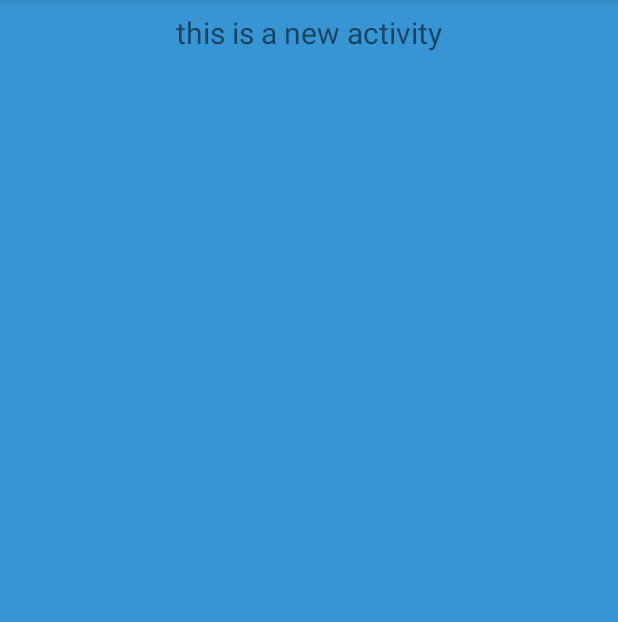
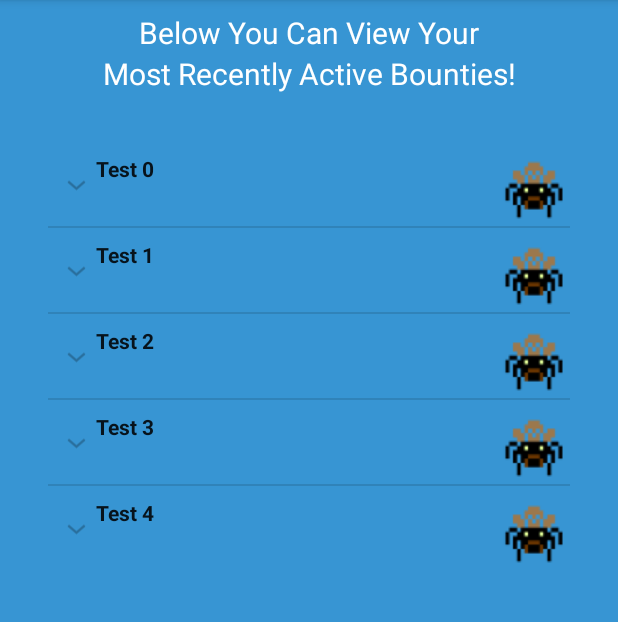
Before and after one commit to argnsoccer/BugBounty, an Android app: the ProfileActivity screen opened directly, with no data from a screen before it, on a phone screen of 412 x 824 dp, the part 84-706 px from its top. Run offline under Robolectric (Android 15) with nearby library versions, the phone set to English and light mode, and no system bars.

Commit message:
added working expandable list view to profile activity, login button ripple effect

```diff
--- /dev/null
+++ b/_android/BugBountyReborn/app/src/main/java/zack/bugbountyreborn/Group.java
@@ -0,0 +1,14 @@
+package zack.bugbountyreborn;
+
+import java.util.ArrayList;
+import java.util.List;
+
+public class Group {
+
+    public String string;
+    public final List<String> children = new ArrayList<String>();
+
+    public Group(String string) {
+        this.string = string;
+    }
+}
--- a/_android/BugBountyReborn/app/src/main/java/zack/bugbountyreborn/MainActivity.java
+++ b/_android/BugBountyReborn/app/src/main/java/zack/bugbountyreborn/MainActivity.java
@@ -66,7 +66,7 @@ public class MainActivity extends AppCompatActivity implements View.OnClickListe
         loginButton = (Button) findViewById((R.id.main_login));
         loginButton.setOnClickListener(loginHandler);
 
-        asyncCallForLogin("testMarshall1", "testMarshall1");
+        //asyncCallForLogin("testMarshall1", "testMarshall1");
     }
 
     View.OnClickListener loginHandler = new View.OnClickListener() {
--- a/_android/BugBountyReborn/app/src/main/java/zack/bugbountyreborn/ProfileActivity.java
+++ b/_android/BugBountyReborn/app/src/main/java/zack/bugbountyreborn/ProfileActivity.java
@@ -1,5 +1,10 @@
 package zack.bugbountyreborn;
 
+import android.app.Activity;
+import android.os.Bundle;
+import android.util.SparseArray;
+import android.view.Menu;
+import android.widget.ExpandableListView;
 import android.content.Context;
 import android.content.pm.PackageManager;
 import android.net.ConnectivityManager;
@@ -17,7 +22,6 @@ import android.view.MenuItem;
 import android.view.View;
 import android.widget.ArrayAdapter;
 import android.widget.ListView;
-
 import org.json.JSONArray;
 import org.json.JSONException;
 import org.json.JSONObject;
@@ -29,19 +33,29 @@ import java.net.HttpURLConnection;
 import java.net.URL;
 import java.util.ArrayList;
 import android.content.Intent;
+import android.widget.TextView;
 
 public class ProfileActivity extends AppCompatActivity {
     private static final String PROFILE_TAG = "ProfileActivity";
     private static final int NETWORK_REQUEST = 2;
+    TextView mainTextView1;
+    TextView mainTextView2;
     Toolbar profileToolbar;
     ListView mainListView;
     ArrayAdapter mArrayAdapter;
     ArrayList mBountyList = new ArrayList();
+    SparseArray<Group> groups = new SparseArray<>();
 
     @Override
     public void onCreate(Bundle savedInstanceState) {
         super.onCreate(savedInstanceState);
         setContentView(R.layout.profile_main);
+
+        mainTextView1 = (TextView) findViewById(R.id.profile_title_textview1);
+        mainTextView1.setTextColor(ContextCompat.getColor(this, R.color.main_text));
+
+        mainTextView2 = (TextView) findViewById(R.id.profile_title_textview2);
+        mainTextView2.setTextColor(ContextCompat.getColor(this, R.color.main_text));
 
         String username = "";
         Bundle extras = getIntent().getExtras();
@@ -54,12 +68,28 @@ public class ProfileActivity extends AppCompatActivity {
         profileToolbar.setNavigationIcon(R.drawable.tb_marshal);
         profileToolbar.setTitle(getString(R.string.app_name));
 
-        mainListView = (ListView) findViewById(R.id.profile_listview);
+        /*mainListView = (ListView) findViewById(R.id.profile_listview);
         mArrayAdapter = new ArrayAdapter(this,
                 android.R.layout.simple_list_item_1,
                 mBountyList);
         mainListView.setAdapter(mArrayAdapter);
-        asyncCallForGetBounties(username);
+        asyncCallForGetBounties(username);*/
+
+        createData();
+        ExpandableListView listView = (ExpandableListView) findViewById(R.id.listView);
+        ReportExpandableListAdapter adapter = new ReportExpandableListAdapter(this,
+                groups);
+        listView.setAdapter(adapter);
+    }
+
+    public void createData() {
+        for (int j = 0; j < 5; j++) {
+            Group group = new Group("Test " + j);
+            for (int i = 0; i < 5; i++) {
+                group.children.add("Sub Item" + i);
+            }
+            groups.append(j, group);
+        }
     }
 
     @Override
--- /dev/null
+++ b/_android/BugBountyReborn/app/src/main/java/zack/bugbountyreborn/ReportExpandableListAdapter.java
@@ -0,0 +1,107 @@
+package zack.bugbountyreborn;
+
+import android.app.Activity;
+import android.util.SparseArray;
+import android.view.LayoutInflater;
+import android.view.View;
+import android.view.View.OnClickListener;
+import android.view.ViewGroup;
+import android.widget.BaseExpandableListAdapter;
+import android.widget.CheckedTextView;
+import android.widget.TextView;
+import android.widget.Toast;
+
+public class ReportExpandableListAdapter extends BaseExpandableListAdapter {
+
+    private final SparseArray<Group> groups;
+    public LayoutInflater inflater;
+    public Activity activity;
+
+    public ReportExpandableListAdapter(Activity act, SparseArray<Group> groups) {
+        activity = act;
+        this.groups = groups;
+        inflater = act.getLayoutInflater();
+    }
+
+    @Override
+    public Object getChild(int groupPosition, int childPosition) {
+        return groups.get(groupPosition).children.get(childPosition);
+    }
+
+    @Override
+    public long getChildId(int groupPosition, int childPosition) {
+        return 0;
+    }
+
+    @Override
+    public View getChildView(int groupPosition, final int childPosition,
+                             boolean isLastChild, View convertView, ViewGroup parent) {
+        final String children = (String) getChild(groupPosition, childPosition);
+        TextView text = null;
+        if (convertView == null) {
+            convertView = inflater.inflate(R.layout.listrow_details, null);
+        }
+        text = (TextView) convertView.findViewById(R.id.textView1);
+        text.setText(children);
+        convertView.setOnClickListener(new OnClickListener() {
+            @Override
+            public void onClick(View v) {
+                Toast.makeText(activity, children,
+                        Toast.LENGTH_SHORT).show();
+            }
+        });
+        return convertView;
+    }
+
+    @Override
+    public int getChildrenCount(int groupPosition) {
+        return groups.get(groupPosition).children.size();
+    }
+
+    @Override
+    public Object getGroup(int groupPosition) {
+        return groups.get(groupPosition);
+    }
+
+    @Override
+    public int getGroupCount() {
+        return groups.size();
+    }
+
+    @Override
+    public void onGroupCollapsed(int groupPosition) {
+        super.onGroupCollapsed(groupPosition);
+    }
+
+    @Override
+    public void onGroupExpanded(int groupPosition) {
+        super.onGroupExpanded(groupPosition);
+    }
+
+    @Override
+    public long getGroupId(int groupPosition) {
+        return 0;
+    }
+
+    @Override
+    public View getGroupView(int groupPosition, boolean isExpanded,
+                             View convertView, ViewGroup parent) {
+        if (convertView == null) {
+            convertView = inflater.inflate(R.layout.listrow_group, null);
+        }
+        Group group = (Group) getGroup(groupPosition);
+        ((CheckedTextView) convertView).setText(group.string);
+        ((CheckedTextView) convertView).setChecked(isExpanded);
+        return convertView;
+    }
+
+    @Override
+    public boolean hasStableIds() {
+        return false;
+    }
+
+    @Override
+    public boolean isChildSelectable(int groupPosition, int childPosition) {
+        return false;
+    }
+}
--- /dev/null
+++ b/_android/BugBountyReborn/app/src/main/res/layout/listrow_group.xml
@@ -0,0 +1,18 @@
+<?xml version="1.0" encoding="utf-8"?>
+<CheckedTextView
+    xmlns:android="http://schemas.android.com/apk/res/android"
+    xmlns:tools="http://schemas.android.com/tools"
+    android:id="@+id/textView1"
+    android:layout_width="wrap_content"
+    android:layout_height="?android:attr/listPreferredItemHeight"
+    android:layout_marginLeft="8dp"
+    android:drawableRight="@drawable/tb_marshal"
+    android:gravity="start"
+    android:paddingLeft="32dp"
+    android:paddingTop="8dp"
+    android:text="Test"
+    android:textSize="14sp"
+    android:textAlignment="textStart"
+    android:layout_gravity="left"
+    android:textStyle="bold">
+</CheckedTextView>
--- a/_android/BugBountyReborn/app/src/main/res/layout/profile_main.xml
+++ b/_android/BugBountyReborn/app/src/main/res/layout/profile_main.xml
@@ -21,31 +21,48 @@
         app:popupTheme="@style/ThemeOverlay.AppCompat.Light"/>
 
     <LinearLayout
+        android:id="@+id/profile_linearlayout1"
         android:layout_width="match_parent"
         android:layout_height="match_parent"
         android:paddingTop="@dimen/activity_vertical_margin"
-        android:paddingLeft="@dimen/activity_horizontal_margin"
-        android:paddingRight="@dimen/activity_horizontal_margin"
+        android:paddingLeft="@dimen/profile_activity_horizontal_margin"
+        android:paddingRight="@dimen/profile_activity_horizontal_margin"
         android:paddingBottom="@dimen/activity_vertical_margin"
         android:orientation="vertical"
         android:scrollbars="vertical">
 
         <TextView
             android:id="@+id/profile_title_textview1"
-            android:text="this is a new activity"
+            android:text="Below You Can View Your"
             android:textSize="@dimen/main_title_font_size"
             android:layout_width="match_parent"
             android:layout_height="wrap_content"
             android:layout_gravity="top|center_horizontal"
             android:gravity="center" />
 
-        <ListView
+        <TextView
+            android:id="@+id/profile_title_textview2"
+            android:text="Most Recently Active Bounties!"
+            android:textSize="@dimen/main_title_font_size"
+            android:layout_width="match_parent"
+            android:layout_height="wrap_content"
+            android:layout_gravity="top|center_horizontal"
+            android:gravity="center" />
+
+        <ExpandableListView
+            android:id="@+id/listView"
+            android:layout_width="match_parent"
+            android:layout_height="wrap_content"
+            android:paddingTop="32dp">
+        </ExpandableListView>
+
+        <!-- <ListView
             android:id="@+id/profile_listview"
             android:layout_width="match_parent"
             android:layout_height="wrap_content"
             android:paddingLeft="@dimen/activity_horizontal_margin"
             android:paddingRight="@dimen/activity_horizontal_margin"
             android:paddingBottom="@dimen/activity_vertical_margin">
-        </ListView>
+        </ListView> -->
     </LinearLayout>
 </android.support.design.widget.CoordinatorLayout>
--- a/_android/BugBountyReborn/app/src/main/res/values/dimens.xml
+++ b/_android/BugBountyReborn/app/src/main/res/values/dimens.xml
@@ -2,6 +2,7 @@
     <!-- Default screen margins, per the Android Design guidelines. -->
     <dimen name="activity_horizontal_margin">64dp</dimen>
     <dimen name="activity_vertical_margin">64dp</dimen>
+    <dimen name="profile_activity_horizontal_margin">32dp</dimen>
     <dimen name="main_title_font_size">20dp</dimen>
     <dimen name="toolbar_height">8dp</dimen>
 </resources>
```
Also changed, not shown: _android/BugBountyReborn/app/src/main/res/layout/content_main.xml (+11 -6 lines), _android/BugBountyReborn/app/src/main/res/layout/listrow_details.xml (added, +28 -0 lines), 2 other files.
